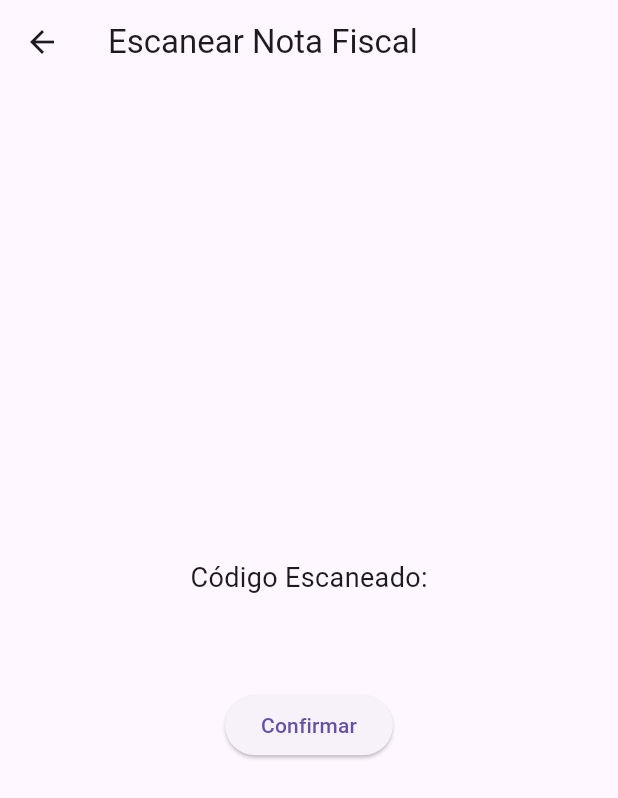
After one commit to Tmeler/intercargo, a Flutter app: the QRCodePage screen opened directly, on a phone screen of 412 x 824 dp. The commit adds this screen. Shown: the top 798 px of the screen. Run offline on Flutter 3.47's test engine with Material 3 defaults, Android fonts, the phone set to English and light mode, and no system bars; our stand-ins replace camera; missing offline and left inert: email_launcher, flutter_barcode_scanner.

Commit message:
Teste do QR Scanner android

```diff
--- /dev/null
+++ b/lib/scanner_pag.dart
@@ -0,0 +1,100 @@
+import 'package:flutter/material.dart';
+import 'package:flutter_barcode_scanner/flutter_barcode_scanner.dart';
+
+class QRCodePage extends StatefulWidget {
+  const QRCodePage({Key? key}) : super(key: key);
+
+  @override
+  _QRCodePageState createState() => _QRCodePageState();
+}
+
+class _QRCodePageState extends State<QRCodePage> {
+  String ticket = '';
+  bool isLoading = true; // Estado de carregamento
+
+  Future<void> scanQRCode() async {
+    try {
+      String result = await FlutterBarcodeScanner.scanBarcode(
+        "#ff6666",
+        "Cancelar",
+        true,
+        ScanMode.BARCODE,
+      );
+
+      print("Resultado do scanner: $result");
+
+      if (result != '-1') {
+        setState(() {
+          ticket = result;
+          isLoading = false;
+        });
+
+        await Future.delayed(
+          Duration(seconds: 2),
+        ); // Pequena pausa antes de fechar
+        Navigator.pop(context, result);
+      } else {
+        print("Escaneamento cancelado.");
+        setState(() {
+          isLoading = false;
+        });
+      }
+    } catch (e) {
+      print("Erro ao escanear: $e");
+      setState(() {
+        isLoading = false;
+      });
+    }
+  }
+
+  @override
+  void initState() {
+    super.initState();
+    scanQRCode();
+  }
+
+  @override
+  Widget build(BuildContext context) {
+    return Scaffold(
+      appBar: AppBar(title: Text("Escanear Nota Fiscal")),
+      body: Center(
+        child:
+            isLoading
+                ? Column(
+                  mainAxisAlignment: MainAxisAlignment.center,
+                  children: [
+                    CircularProgressIndicator(),
+                    SizedBox(height: 20),
+                    Text("Escaneando, aguarde..."),
+                    SizedBox(height: 20),
+                    ElevatedButton(
+                      onPressed: () {
+                        Navigator.pop(context); // Botão de cancelamento
+                      },
+                      child: Text("Cancelar"),
+                    ),
+                  ],
+                )
+                : Column(
+                  mainAxisAlignment: MainAxisAlignment.center,
+                  children: [
+                    Text("Código Escaneado:", style: TextStyle(fontSize: 18)),
+                    SizedBox(height: 10),
+                    Text(
+                      ticket,
+                      style: TextStyle(
+                        fontSize: 22,
+                        fontWeight: FontWeight.bold,
+                      ),
+                    ),
+                    SizedBox(height: 20),
+                    ElevatedButton(
+                      onPressed: () => Navigator.pop(context, ticket),
+                      child: Text("Confirmar"),
+                    ),
+                  ],
+                ),
+      ),
+    );
+  }
+}
```
Also changed, not shown: lib/main.dart (+32 -27 lines), pubspec.yaml (+6 -1 lines), pubspec.lock, 1 other file.
